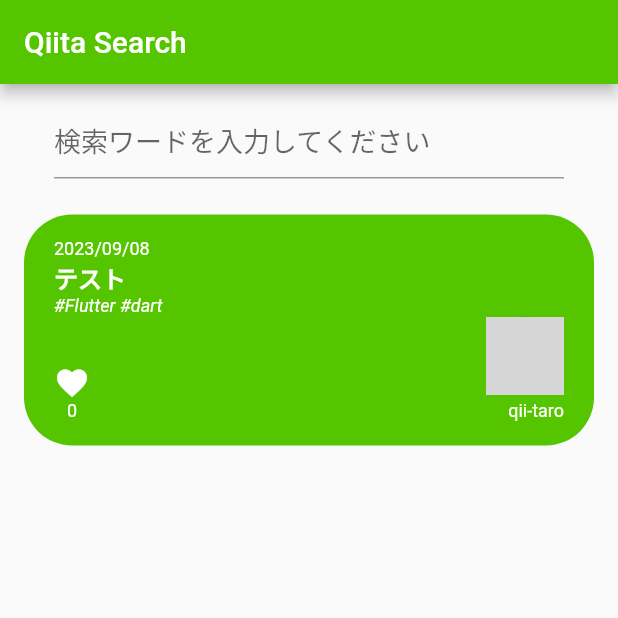
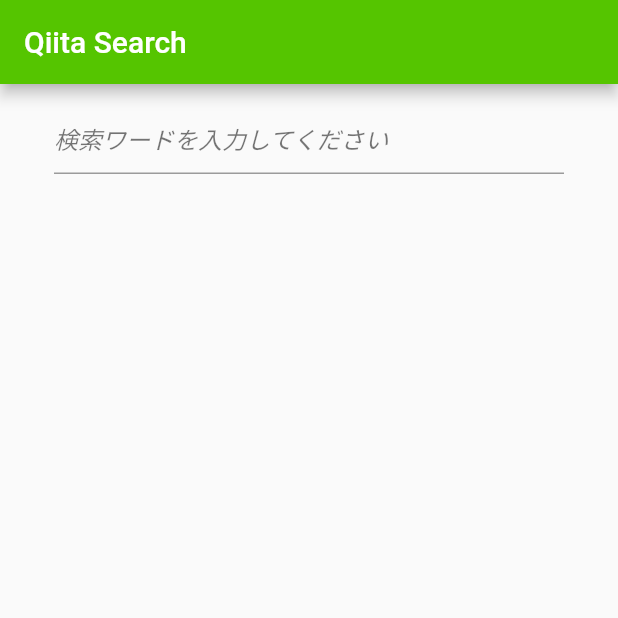
Before and after one commit to yossyssy/test_flutter, a Flutter app: the screen it shows after launch, on a phone screen of 412 x 824 dp, the top half of it. Run offline on Flutter 3.47's test engine with Material 2 defaults, Android fonts, the phone set to English and light mode, and no system bars; our stand-ins replace flutter_dotenv, webview_flutter; grey boxes are pictures that could not be loaded.

Commit message:
third commit

```diff
--- a/lib/screens/search_screen.dart
+++ b/lib/screens/search_screen.dart
@@ -3,7 +3,7 @@ import 'dart:convert';
 import 'package:http/http.dart' as http; // httpという変数を通して、httpパッケージにアクセス
 import 'package:flutter_dotenv/flutter_dotenv.dart';
 import 'package:test_flutter/models/article.dart';
-import 'package:test_flutter/models/user.dart';
+// import 'package:test_flutter/models/user.dart';
 
 import '../widgets/article_container.dart';
 
@@ -24,7 +24,7 @@ class _SearchScreenState extends State<SearchScreen> {
         title: const Text('Qiita Search'),
       ),
       body: Column(
-        children: [
+        children: <Widget>[
           // 検索ボックス
           Padding(
             padding: const EdgeInsets.symmetric(
@@ -33,29 +33,28 @@ class _SearchScreenState extends State<SearchScreen> {
             ),
             child: TextField(
               style: const TextStyle(
-                fontSize: 18,
+                fontSize: 16,
                 color: Colors.black,
               ),
               decoration: const InputDecoration(
                 hintText: '検索ワードを入力してください',
+                hintStyle: TextStyle(
+                  fontSize: 16,
+                  color: Colors.black54,
+                  fontStyle: FontStyle.italic,
+                ),
               ),
-              onSubmitted: (String value) async {
+              onSubmitted: (value) async {
                 final results = await searchQiita(value); // 検索処理を実行する
                 setState(() => articles = results); // 検索結果を代入
               },
             ),
           ),
-          ArticleContainer(
-            article: Article(
-              title: 'テスト',
-              user: User(
-                id: 'qii-taro',
-                profileImageUrl:
-                    'https://firebasestorage.googleapis.com/v0/b/gs-expansion-test.appspot.com/o/unknown_person.png?alt=media',
-              ),
-              createdAt: DateTime.now(),
-              tags: ['Flutter', 'dart'],
-              url: 'https://example.com',
+          Expanded(
+            child: ListView(
+              children: articles
+                  .map((article) => ArticleContainer(article: article))
+                  .toList(),
             ),
           ),
         ],
```
